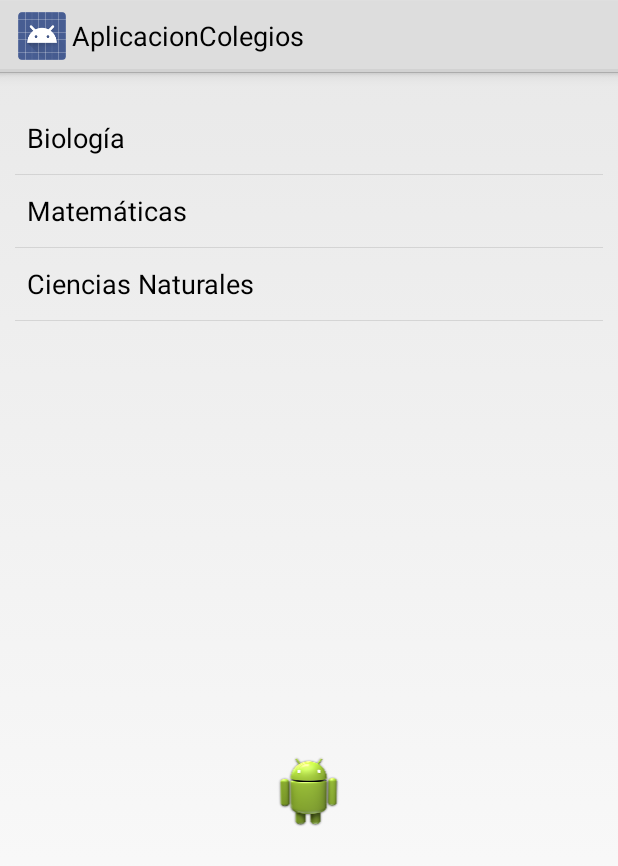
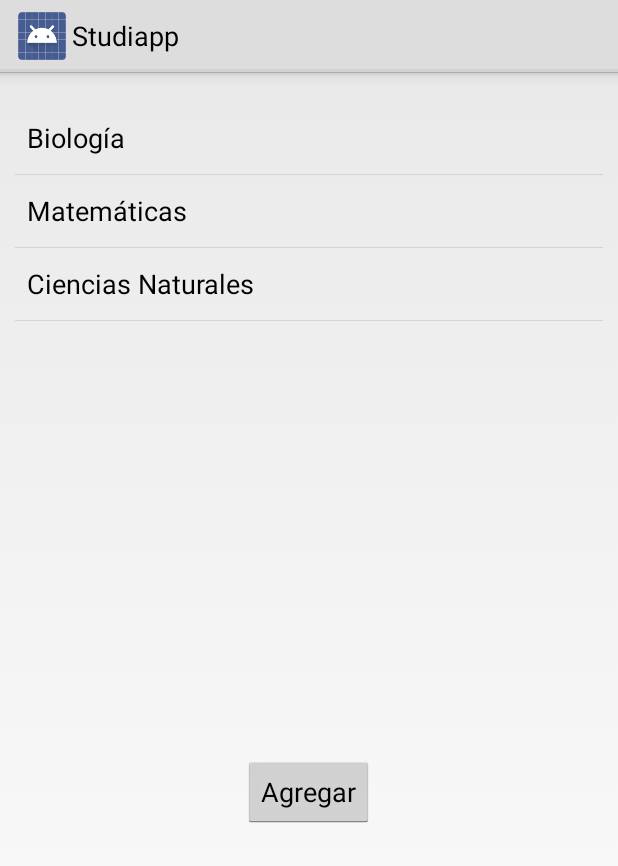
Before and after one commit to ReyesMagos/StudiappColegios, an Android app: the fragment GroupsActivityFragment shown on its own in the app's theme, on a phone screen of 412 x 824 dp. Shown: the top 866 px of the screen. Run offline under Robolectric (Android 15) with nearby library versions, the phone set to English and light mode, and no system bars; 2 statements that could not run were skipped.

Commit message:
adding new resources to navigation and logo app

```diff
--- a/app/src/main/AndroidManifest.xml
+++ b/app/src/main/AndroidManifest.xml
@@ -11,7 +11,7 @@
 
     <application
         android:allowBackup="true"
-        android:icon="@drawable/ic_launcher"
+        android:icon="@drawable/logo_app"
         android:label="@string/app_name"
         android:theme="@style/AppTheme" >
         <activity
--- a/app/src/main/java/co/reyesmagos/studiappcolegios/controladores/LoginController.java
+++ b/app/src/main/java/co/reyesmagos/studiappcolegios/controladores/LoginController.java
@@ -74,9 +74,8 @@ public class LoginController {
 
                         ParseUser.logOut();
                         ParseUser parseUser = ParseUser.getCurrentUser();
-                        if (parseUser == null) {
-                            System.exit(0);
-                        }
+
+
 
                     }
                 }).setNegativeButton("Cancelar", new DialogInterface.OnClickListener() {
--- a/app/src/main/res/layout/fragment_navigation_activity_main.xml
+++ b/app/src/main/res/layout/fragment_navigation_activity_main.xml
@@ -11,6 +11,6 @@
     <TextView
         android:id="@+id/section_label"
         android:layout_width="wrap_content"
-        android:layout_height="wrap_content" />
+        android:layout_height="wrap_content"/>
 
 </RelativeLayout>
--- a/app/src/main/res/layout/teacher_group_list_fragment.xml
+++ b/app/src/main/res/layout/teacher_group_list_fragment.xml
@@ -24,11 +24,11 @@
         android:layout_width="fill_parent"
         android:layout_height="fill_parent">
 
-        <ImageView
-            android:layout_width="394dp"
+        <Button
+            android:layout_width="wrap_content"
             android:layout_height="wrap_content"
-            android:id="@+id/imageView_add_group"
-            android:src="@drawable/ic_launcher"
-            android:layout_gravity="center"/>
+            android:text="Agregar"
+            android:layout_gravity="center"
+            android:id="@+id/button2"/>
     </LinearLayout>
 </LinearLayout>
```
Also changed, not shown: app/src/main/java/co/reyesmagos/studiappcolegios/activities/NavigationActivityMain.java (+27 -4 lines), app/src/main/java/co/reyesmagos/studiappcolegios/fragments/NavigationDrawerFragment.java (+10 -10 lines), app/src/main/res/values/colors.xml (+5 -5 lines), app/src/main/res/values/strings.xml (+9 -4 lines), app/src/main/res/drawable-hdpi/calendar_Icon.png (added), app/src/main/res/drawable-hdpi/config_Icon.png (added), app/src/main/res/drawable-hdpi/grade_Icon.png (added), app/src/main/res/drawable-hdpi/home.png (added), app/src/main/res/drawable-hdpi/homework_Icon.png (added), app/src/main/res/drawable-hdpi/logo_app.PNG (added), app/src/main/res/drawable-hdpi/message_Icon.png (added).
